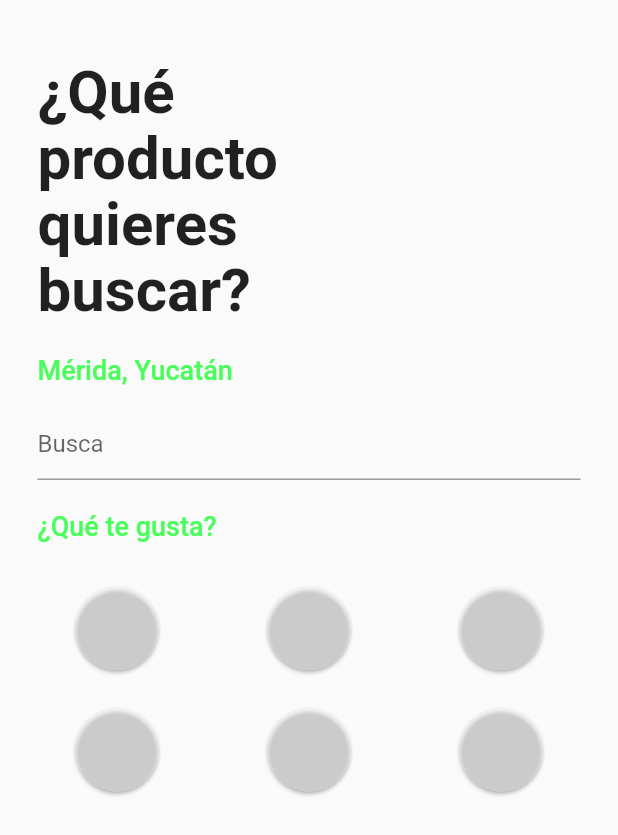
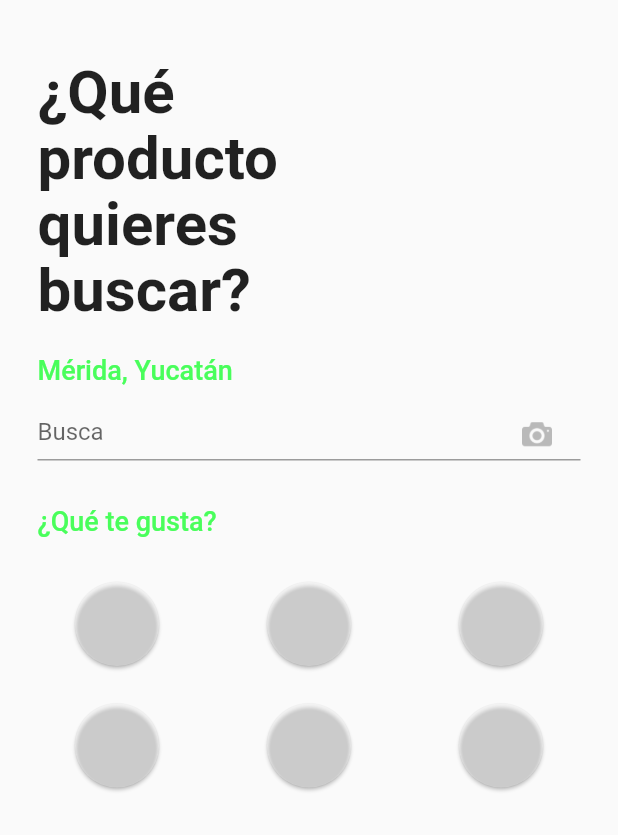
Before and after one commit to EyderACM/Frugalist, a Flutter app: the screen it shows after launch, on a phone screen of 412 x 824 dp. Shown: the top 835 px of the screen. Run offline on Flutter 3.47's test engine with Material 2 defaults, Android fonts, the light colour scheme and no system bars.

Commit message:
Add camera icon

```diff
--- a/frugalist_development/lib/home_page.dart
+++ b/frugalist_development/lib/home_page.dart
@@ -49,12 +49,22 @@ class HomePage extends StatelessWidget {
 
                     Container(
                       width: 300,
+                      height: 50,
                       padding: EdgeInsets.only(top: 15),
                       child: TextField(
                         decoration: InputDecoration(
-                          hintText: "Busca"
+                          hintText: "Busca",
+                          suffixIcon: FlatButton(
+                            onPressed: null,
+                            padding: EdgeInsets.only(left: 30),
+                            child: Image.asset('assets/photo-camera.png', width: 20, color: Colors.black26,),
+                          )
                         ),
                       ),
+                    ),
+
+                    SizedBox(
+                      height: 10,
                     ),
 
                     Container(
--- a/frugalist_development/pubspec.yaml
+++ b/frugalist_development/pubspec.yaml
@@ -44,6 +44,8 @@ flutter:
   # assets:
   #  - images/a_dot_burr.jpeg
   #  - images/a_dot_ham.jpeg
+  assets:
+  - assets/photo-camera.png
 
   # An image asset can refer to one or more resolution-specific "variants", see
   # https://flutter.io/assets-and-images/#resolution-aware.
```
Also changed, not shown: frugalist_development/assets/photo-camera.png (added).
